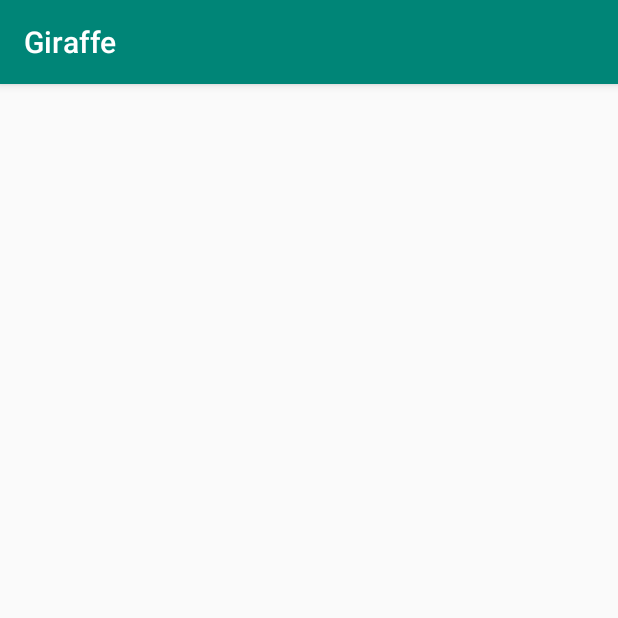
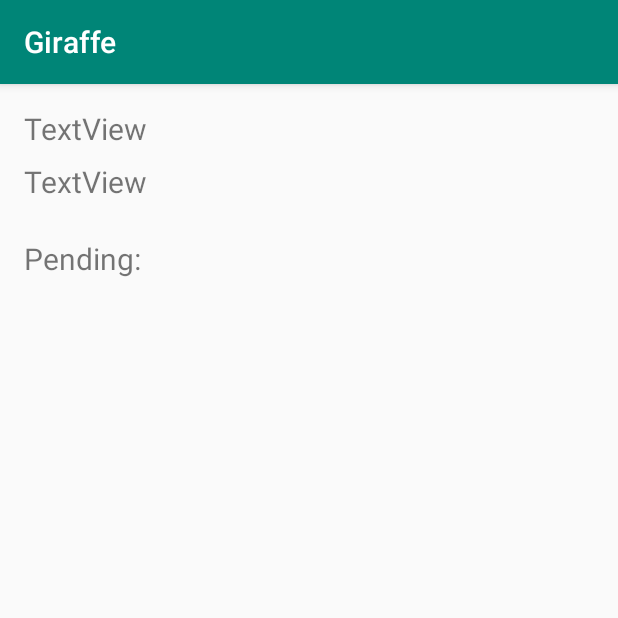
Before and after one commit to zyantoh/giraffe, an Android app: the StatusActivity screen opened directly, with no data from a screen before it, on a phone screen of 412 x 824 dp, the top half of it. Run offline under Robolectric (Android 15) with nearby library versions, the phone set to English and light mode, and no system bars.

Commit message:
Make some changes to activities

```diff
--- a/android/app/src/main/res/layout/activity_select.xml
+++ b/android/app/src/main/res/layout/activity_select.xml
@@ -21,7 +21,7 @@
 
             <TextView
                 android:id="@+id/textView8"
-                android:layout_width="match_parent"
+                android:layout_width="wrap_content"
                 android:layout_height="wrap_content"
                 android:layout_marginStart="16dp"
                 android:layout_marginTop="16dp"
@@ -33,7 +33,7 @@
 
             <TextView
                 android:id="@+id/textView9"
-                android:layout_width="match_parent"
+                android:layout_width="wrap_content"
                 android:layout_height="wrap_content"
                 android:layout_marginStart="16dp"
                 android:layout_marginTop="8dp"
--- a/android/app/src/main/res/layout/activity_status.xml
+++ b/android/app/src/main/res/layout/activity_status.xml
@@ -6,4 +6,36 @@
     android:layout_height="match_parent"
     tools:context=".StatusActivity">
 
+    <TextView
+        android:id="@+id/textView13"
+        android:layout_width="wrap_content"
+        android:layout_height="wrap_content"
+        android:layout_marginStart="16dp"
+        android:layout_marginTop="16dp"
+        android:text="TextView"
+        android:textSize="20sp"
+        app:layout_constraintStart_toStartOf="parent"
+        app:layout_constraintTop_toTopOf="parent" />
+
+    <TextView
+        android:id="@+id/textView14"
+        android:layout_width="wrap_content"
+        android:layout_height="wrap_content"
+        android:layout_marginStart="16dp"
+        android:layout_marginTop="8dp"
+        android:text="TextView"
+        android:textSize="20sp"
+        app:layout_constraintStart_toStartOf="parent"
+        app:layout_constraintTop_toBottomOf="@+id/textView13" />
+
+    <TextView
+        android:id="@+id/textView15"
+        android:layout_width="wrap_content"
+        android:layout_height="wrap_content"
+        android:layout_marginStart="16dp"
+        android:layout_marginTop="24dp"
+        android:text="Pending: "
+        android:textSize="20sp"
+        app:layout_constraintStart_toStartOf="parent"
+        app:layout_constraintTop_toBottomOf="@+id/textView14" />
 </androidx.constraintlayout.widget.ConstraintLayout>
```
